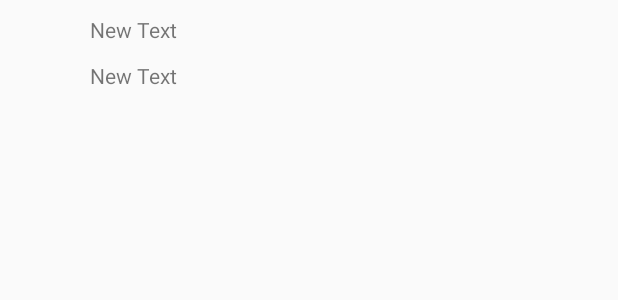
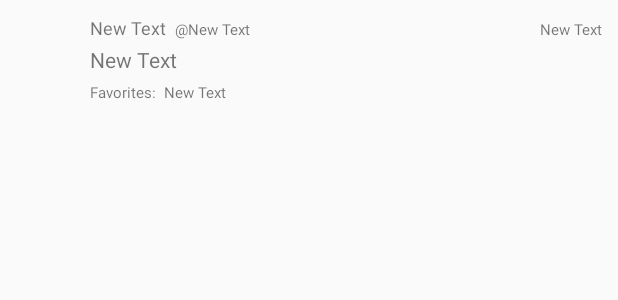
Before and after one commit to silicaRich/MySimpleTweets-Redux, an Android app: the layout item_tweet.xml on its own in the app's theme, with its tools: preview values and no code run, on a phone screen of 412 x 824 dp. Shown: the top 300 px of the screen. Run offline under Robolectric (Android 15) with nearby library versions, the phone set to English and light mode, and no system bars.

Commit message:
UX Cleanup :zap:
Displaying relative post time, favorites count, proper profile image

```diff
--- a/app/src/main/java/com/codepath/apps/mysimpletweets/TweetsArrayAdapter.java
+++ b/app/src/main/java/com/codepath/apps/mysimpletweets/TweetsArrayAdapter.java
@@ -36,9 +36,15 @@ public class TweetsArrayAdapter extends ArrayAdapter<Tweet> {
         ImageView ivProfileImage = (ImageView) convertView.findViewById(R.id.ivProfileImage);
         TextView tvUserName = (TextView) convertView.findViewById(R.id.tvUserName);
         TextView tvBody = (TextView) convertView.findViewById(R.id.tvBody);
+        TextView tvCreatedAt = (TextView) convertView.findViewById(R.id.tvCreatedAt);
+        TextView tvName = (TextView) convertView.findViewById(R.id.tvName);
+        TextView tvFavouritesCount = (TextView) convertView.findViewById(R.id.tvFavouritesCount);
         // Populate data into subviews
         tvUserName.setText(tweet.getUser().getScreenName());
         tvBody.setText(tweet.getBody());
+        tvCreatedAt.setText(tweet.getCreatedAt());
+        tvName.setText(tweet.getUser().getName());
+        tvFavouritesCount.setText(tweet.getFavouritesCount());
         ivProfileImage.setImageResource(android.R.color.transparent); // clear out old image for recycled view
         Picasso.with(getContext()).load(tweet.getUser().getProfileImageUrl()).into(ivProfileImage);
         // 5. Return the view to be inserted into the list
--- a/app/src/main/java/com/codepath/apps/mysimpletweets/models/Tweet.java
+++ b/app/src/main/java/com/codepath/apps/mysimpletweets/models/Tweet.java
@@ -1,10 +1,15 @@
 package com.codepath.apps.mysimpletweets.models;
+
+import android.text.format.DateUtils;
 
 import org.json.JSONArray;
 import org.json.JSONException;
 import org.json.JSONObject;
 
+import java.text.ParseException;
+import java.text.SimpleDateFormat;
 import java.util.ArrayList;
+import java.util.Locale;
 
 /**
  * Created by floko_000 on 8/4/2016.
@@ -18,6 +23,7 @@ public class Tweet {
 
     private User user;
     private String createdAt;
+    private String favouritesCount;
 
     public User getUser() { return user; }
 
@@ -33,6 +39,10 @@ public class Tweet {
         return createdAt;
     }
 
+    public String getFavouritesCount() {
+        return favouritesCount;
+    }
+
 
 
     // Deserialize the JSON and build Tweet Objects
@@ -42,8 +52,9 @@ public class Tweet {
         try {
             tweet.body = jsonObject.getString("text");
             tweet.uid = jsonObject.getLong("id");
-            tweet.createdAt = jsonObject.getString("created_at");
+            tweet.createdAt = tweet.getRelativeTimeAgo(jsonObject.getString("created_at"));
             tweet.user = User.fromJSON(jsonObject.getJSONObject("user"));
+            tweet.favouritesCount = jsonObject.getString("favorite_count");
         } catch (JSONException e) {
             e.printStackTrace();
         }
@@ -75,5 +86,24 @@ public class Tweet {
     }
 
 
+    // getRelativeTimeAgo("Mon Apr 01 21:16:23 +0000 2014");
+    public String getRelativeTimeAgo(String rawJsonDate) {
+        String twitterFormat = "EEE MMM dd HH:mm:ss ZZZZZ yyyy";
+        SimpleDateFormat sf = new SimpleDateFormat(twitterFormat, Locale.ENGLISH);
+        sf.setLenient(true);
+
+        String relativeDate = "";
+        try {
+            long dateMillis = sf.parse(rawJsonDate).getTime();
+            relativeDate = DateUtils.getRelativeTimeSpanString(dateMillis,
+                    System.currentTimeMillis(), DateUtils.SECOND_IN_MILLIS).toString();
+        } catch (ParseException e) {
+            e.printStackTrace();
+        }
+
+        return relativeDate;
+    }
+
+
 
 }
--- a/app/src/main/java/com/codepath/apps/mysimpletweets/models/User.java
+++ b/app/src/main/java/com/codepath/apps/mysimpletweets/models/User.java
@@ -39,7 +39,7 @@ public class User {
             u.name = jsonObject.getString("name");
             u.uid = jsonObject.getLong("id");
             u.screenName = jsonObject.getString("screen_name");
-            u.profileImageUrl = jsonObject.getString("profile_banner_url");
+            u.profileImageUrl = jsonObject.getString("profile_image_url");
         } catch (JSONException e) {
             e.printStackTrace();
         }
--- a/app/src/main/res/layout/item_tweet.xml
+++ b/app/src/main/res/layout/item_tweet.xml
@@ -2,6 +2,11 @@
 <RelativeLayout xmlns:android="http://schemas.android.com/apk/res/android"
     android:layout_width="match_parent" android:layout_height="match_parent"
     android:padding="10dp">
+
+    <LinearLayout
+        android:orientation="horizontal"
+        android:layout_width="fill_parent"
+        android:layout_height="wrap_content">
 
         <ImageView
             android:layout_width="50dp"
@@ -12,21 +17,100 @@
             android:layout_alignParentStart="true"
             android:paddingRight="10dp" />
 
+        <LinearLayout
+            android:orientation="vertical"
+            android:layout_width="fill_parent"
+            android:layout_height="wrap_content">
+
+            <LinearLayout
+                android:orientation="horizontal"
+                android:layout_width="fill_parent"
+                android:layout_height="wrap_content">
+
+                <TextView
+                    android:layout_width="wrap_content"
+                    android:layout_height="wrap_content"
+                    android:text="New Text"
+                    android:id="@+id/tvName"
+                    android:textSize="12dp" />
+
+                <TextView
+                    android:layout_width="wrap_content"
+                    android:layout_height="wrap_content"
+                    android:text="@string/atStymbol"
+                    android:id="@+id/tvAtSymbol"
+                    android:paddingLeft="5dp"
+                    android:textSize="10dp"
+                    android:textStyle="normal" />
+
                 <TextView
                     android:layout_width="wrap_content"
                     android:layout_height="wrap_content"
                     android:text="New Text"
                     android:id="@+id/tvUserName"
-        android:layout_alignParentTop="true"
-        android:layout_toRightOf="@+id/ivProfileImage"
-        android:layout_toEndOf="@+id/ivProfileImage" />
+                    android:singleLine="true"
+                    android:ellipsize="end"
+                    android:maxLines="1"
+                    android:textSize="10dp"
+                    android:textStyle="normal" />
+
+
+                <View
+                    android:layout_width="0dp"
+                    android:layout_height="0dp"
+                    android:layout_weight="1"
+                    />
+
+                <TextView
+                    android:layout_width="wrap_content"
+                    android:layout_height="wrap_content"
+                    android:text="New Text"
+                    android:id="@+id/tvCreatedAt"
+                    android:textSize="10dp" />
+
+            </LinearLayout>
 
             <TextView
                 android:layout_width="wrap_content"
                 android:layout_height="wrap_content"
                 android:text="New Text"
                 android:id="@+id/tvBody"
-        android:layout_alignBottom="@+id/ivProfileImage"
+                android:layout_above="@+id/tvFavouritesCount"
                 android:layout_toRightOf="@+id/ivProfileImage"
-        android:layout_toEndOf="@+id/ivProfileImage" />
+                android:layout_toEndOf="@+id/ivProfileImage"
+                android:paddingTop="3dp" />
+
+
+
+
+            <RelativeLayout
+                android:layout_width="match_parent" android:layout_height="wrap_content"
+                android:paddingTop="5dp">
+
+
+                <TextView
+                    android:layout_width="wrap_content"
+                    android:layout_height="wrap_content"
+                    android:text="@string/favorites"
+                    android:id="@+id/tvFavText"
+                    android:textIsSelectable="true"
+                    android:textSize="10dp"/>
+
+                <TextView
+                    android:layout_width="wrap_content"
+                    android:layout_height="wrap_content"
+                    android:text="New Text"
+                    android:id="@+id/tvFavouritesCount"
+                    android:layout_alignTop="@+id/tvFavText"
+                    android:layout_toRightOf="@+id/tvFavText"
+                    android:layout_toEndOf="@+id/tvFavText"
+                    android:paddingLeft="5dp"
+                    android:textSize="10dp" />
+
             </RelativeLayout>
+
+        </LinearLayout>
+
+    </LinearLayout>
+
+</RelativeLayout>
--- a/app/src/main/res/values/strings.xml
+++ b/app/src/main/res/values/strings.xml
@@ -4,5 +4,7 @@
     <string name="app_name">Simple Tweets</string>
     <string name="login_label">Log in</string>
     <string name="title_activity_timeline">Home Timeline</string>
+    <string name="favorites">Favorites:</string>
+    <string name="atStymbol">\@</string>
 
 </resources>
```
Lines whose indentation alone changed are shown as unchanged.
